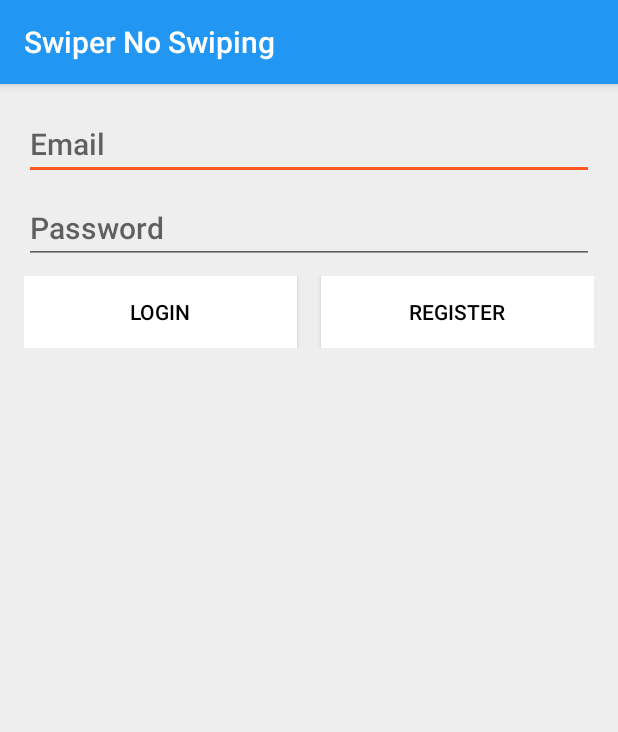
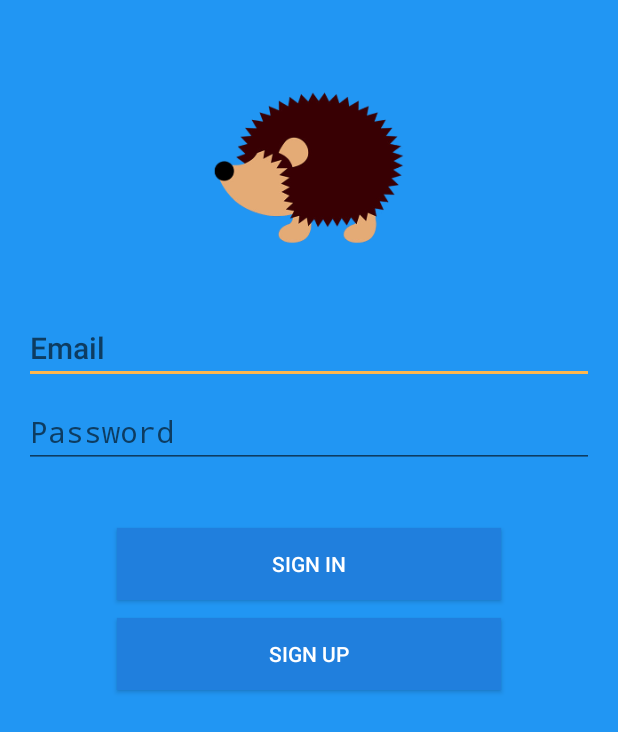
Before and after one commit to erikterwiel/FaceLock, an Android app: the screen it shows after launch (LoginActivity), on a phone screen of 412 x 824 dp. Shown: the top 732 px of the screen. Run offline under Robolectric (Android 15) with nearby library versions, the phone set to English and light mode, and no system bars; libraries missing offline, so code that uses them is left out: com.amazonaws, com.amazonaws.auth, com.amazonaws.mobileconnectors, com.amazonaws.regions; 3 statements that could not run were skipped.

Commit message:
Login screen overhauled

```diff
--- a/PhoneProtectionApp/app/src/main/java/erikterwiel/phoneprotection/LoginActivity.java
+++ b/PhoneProtectionApp/app/src/main/java/erikterwiel/phoneprotection/LoginActivity.java
@@ -60,6 +60,7 @@ public class LoginActivity extends AppCompatActivity {
         setTheme(R.style.AppTheme);
         super.onCreate(savedInstanceState);
         setContentView(R.layout.activity_login);
+        getSupportActionBar().hide();
 
         ActivityCompat.requestPermissions(
                 this,
--- a/PhoneProtectionApp/app/src/main/res/layout/activity_home.xml
+++ b/PhoneProtectionApp/app/src/main/res/layout/activity_home.xml
@@ -28,7 +28,7 @@
                     android:padding="16dp"
                     android:background="@android:color/white"
                     android:text="@string/home_users"
-                    android:textColor="@color/colorPrimary"
+                    android:textColor="@android:color/black"
                     android:textAppearance="@style/TextAppearance.AppCompat.Title"/>
             </LinearLayout>
             <LinearLayout
@@ -66,7 +66,7 @@
                     android:layout_width="match_parent"
                     android:layout_height="wrap_content"
                     android:text="@string/home_phones"
-                    android:textColor="@color/colorPrimary"
+                    android:textColor="@android:color/black"
                     android:textAppearance="@style/TextAppearance.AppCompat.Title"/>
             </LinearLayout>
             <LinearLayout
--- a/PhoneProtectionApp/app/src/main/res/layout/activity_login.xml
+++ b/PhoneProtectionApp/app/src/main/res/layout/activity_login.xml
@@ -3,8 +3,15 @@
     xmlns:android="http://schemas.android.com/apk/res/android"
     android:layout_width="match_parent"
     android:layout_height="match_parent"
-    android:layout_margin="16dp"
-    android:orientation="vertical">
+    android:padding="16dp"
+    android:orientation="vertical"
+    android:background="@color/colorPrimary"
+    android:gravity="center_horizontal">
+    <ImageView
+        android:layout_width="128dp"
+        android:layout_height="128dp"
+        android:layout_margin="32dp"
+        android:src="@drawable/ic_logo"/>
     <EditText
         android:id="@+id/login_email"
         android:layout_width="match_parent"
@@ -12,7 +19,7 @@
         android:layout_marginBottom="8dp"
         android:hint="@string/login_email"
         android:inputType="textEmailAddress"
-        android:textColor="@android:color/black"
+        android:textColor="@android:color/white"
         android:textAppearance="@style/TextAppearance.AppCompat.Title"/>
     <EditText
         android:id="@+id/login_password"
@@ -22,29 +29,22 @@
         android:hint="@string/login_password"
         android:inputType="textPassword"
         android:imeOptions="actionSend"
-        android:textColor="@android:color/black"
-        android:textAppearance="@style/TextAppearance.AppCompat.Title"/>
-    <LinearLayout
-        android:layout_width="match_parent"
-        android:layout_height="wrap_content"
-        android:orientation="horizontal">
+        android:textColor="@android:color/white"
+        android:textAppearance="@style/password_text"/>
     <Button
         android:id="@+id/login_login"
-            android:layout_width="0dp"
+        android:layout_width="256dp"
         android:layout_height="wrap_content"
-            android:layout_weight="1"
-            android:layout_marginEnd="8dp"
-            android:background="@android:color/white"
-            android:textColor="@android:color/black"
+        android:layout_marginTop="32dp"
+        android:layout_marginBottom="12dp"
+        android:background="@color/snsStatusBar"
+        android:textColor="@android:color/white"
         android:text="@string/login_login"/>
     <Button
         android:id="@+id/login_register"
-            android:layout_width="0dp"
+        android:layout_width="256dp"
         android:layout_height="wrap_content"
-            android:layout_marginStart="8dp"
-            android:layout_weight="1"
-            android:background="@android:color/white"
-            android:textColor="@android:color/black"
+        android:background="@color/snsStatusBar"
+        android:textColor="@android:color/white"
         android:text="@string/login_register"/>
 </LinearLayout>
-</LinearLayout>
--- a/PhoneProtectionApp/app/src/main/res/values/colors.xml
+++ b/PhoneProtectionApp/app/src/main/res/values/colors.xml
@@ -2,7 +2,7 @@
 <resources>
     <color name="colorPrimary">#2196f3</color>
     <color name="colorPrimaryDark">#2196f3</color>
-    <color name="colorAccent">#ff5722</color>
+    <color name="colorAccent">#ffb74d</color>
     <color name="background_material_light">#eeeeee</color>
     <color name="primary_text_material_dark">#000000</color>
     <color name="text_color_primary">#ffffff</color>
--- a/PhoneProtectionApp/app/src/main/res/values/strings.xml
+++ b/PhoneProtectionApp/app/src/main/res/values/strings.xml
@@ -3,8 +3,8 @@
     <string name="login_label">Swiper No Swiping</string>
     <string name="login_email">Email</string>
     <string name="login_password">Password</string>
-    <string name="login_login">Login</string>
-    <string name="login_register">Register</string>
+    <string name="login_login">Sign In</string>
+    <string name="login_register">Sign Up</string>
     <string name="register_label">Register</string>
     <string name="register_done">Done</string>
     <string name="register_email">Email</string>
--- a/PhoneProtectionApp/app/src/main/res/values/styles.xml
+++ b/PhoneProtectionApp/app/src/main/res/values/styles.xml
@@ -18,4 +18,10 @@
         <item name="android:windowBackground">@drawable/splash_screen</item>
     </style>
 
+    <style name="password_text"
+        parent="TextAppearance.AppCompat.Title">
+        <item name="android:typeface">monospace</item>
+        <item name="android:fontFamily">monospace</item>
+    </style>
+
 </resources>
```
Lines whose indentation alone changed are shown as unchanged.
